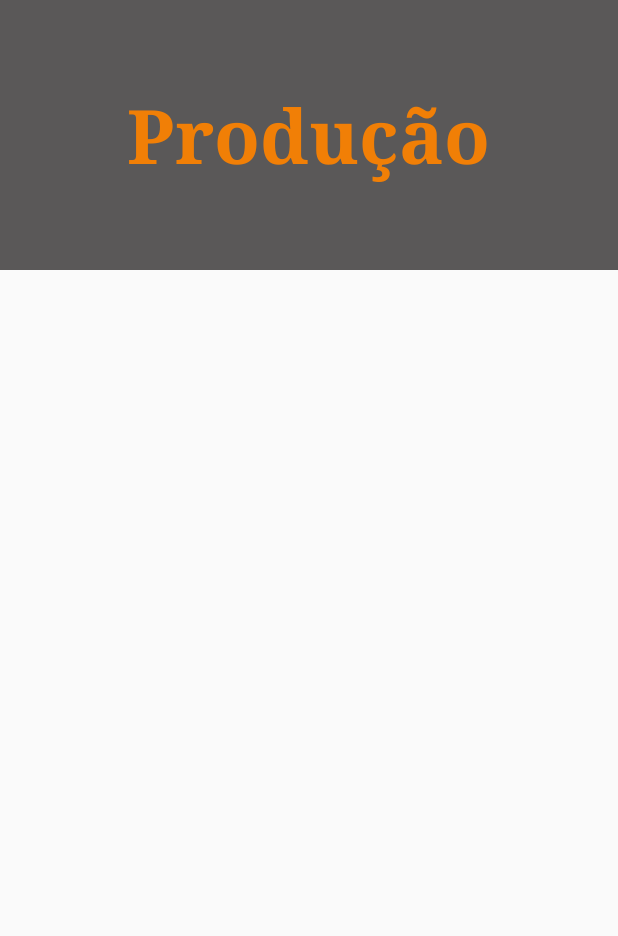
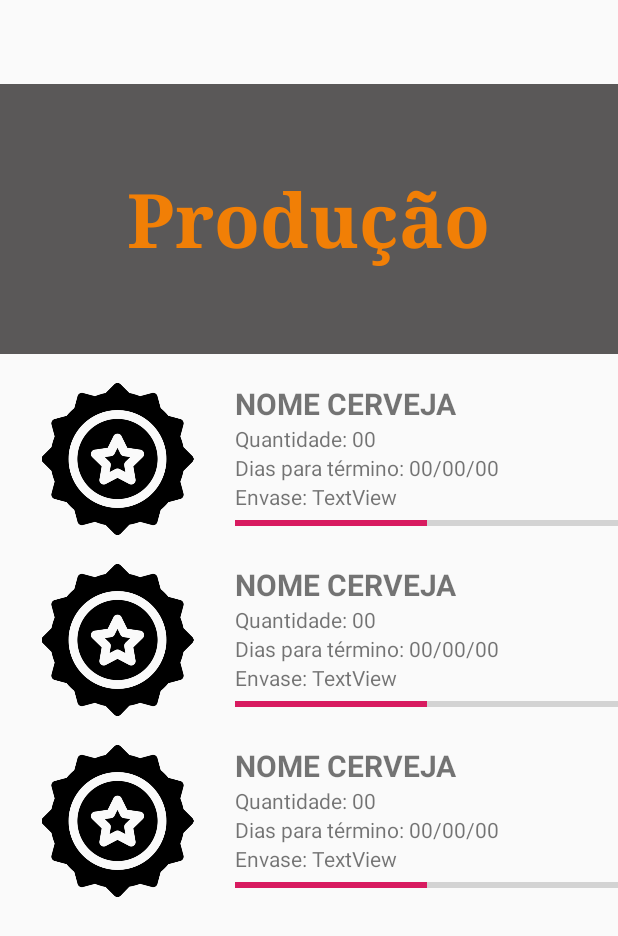
Before and after one commit to felipe-yuri/cevadabeer3, an Android app: the layout activity_production.xml on its own in the app's theme, with its tools: preview values and no code run, on a phone screen of 412 x 824 dp. Shown: the top 936 px of the screen. Run offline under Robolectric (Android 15) with nearby library versions, the phone set to English and light mode, and no system bars; Roboto replaces fonts that are not available here.

Commit message:
Criado recyclerview

```diff
--- a/app/build.gradle
+++ b/app/build.gradle
@@ -32,4 +32,6 @@ dependencies {
     implementation 'com.squareup.retrofit2:converter-gson:2.6.2'
     implementation 'com.google.code.gson:gson:2.8.6'
     implementation 'androidx.legacy:legacy-support-v4:1.0.0'
+
+
 }
--- a/app/src/main/java/com/example/cevadabeer/activities/ProducaoActivity.java
+++ b/app/src/main/java/com/example/cevadabeer/activities/ProducaoActivity.java
@@ -5,11 +5,15 @@ import android.os.Bundle;
 import android.util.Log;
 
 import androidx.appcompat.app.AppCompatActivity;
+import androidx.recyclerview.widget.LinearLayoutManager;
+import androidx.recyclerview.widget.RecyclerView;
 
 import com.example.cevadabeer.R;
+import com.example.cevadabeer.control.MyRecyclerViewAdapter;
 import com.example.cevadabeer.entities.Producao;
 import com.example.cevadabeer.services.RetrofitConfig;
 
+import java.util.ArrayList;
 import java.util.List;
 
 import retrofit2.Call;
@@ -18,13 +22,17 @@ import retrofit2.Response;
 
 public class ProducaoActivity extends AppCompatActivity {
 
+    private ArrayList<Producao> lista = new ArrayList<>();
 
+    //Configurando o gerenciador de layout para ser uma lista
 
     @Override
     protected void onCreate(Bundle savedInstanceState) {
         super.onCreate(savedInstanceState);
         setContentView(R.layout.activity_production);
         carregarListaProducao();
+
+
     }
 
     public void carregarListaProducao() {
@@ -40,7 +48,7 @@ public class ProducaoActivity extends AppCompatActivity {
                 if (!response.isSuccessful()) {
                     Log.e("ProducaoService", "Código: " + response.code());
                 }
-                this.lista = response.body();
+                lista = response.body();
             }
 
             @Override
@@ -48,6 +56,7 @@ public class ProducaoActivity extends AppCompatActivity {
                 Log.e("IngredienteService   ", "Erro ao buscar ingrediente" + t.getMessage());
             }
         });
+    }
 
-    }
+
 }
--- /dev/null
+++ b/app/src/main/java/com/example/cevadabeer/control/MyRecyclerViewAdapter.java
@@ -0,0 +1,86 @@
+package com.example.cevadabeer.control;
+
+import android.content.Context;
+import android.view.LayoutInflater;
+import android.view.View;
+import android.view.ViewGroup;
+import android.widget.TextView;
+
+import androidx.recyclerview.widget.RecyclerView;
+
+import com.example.cevadabeer.R;
+import com.example.cevadabeer.entities.Cerveja;
+import com.example.cevadabeer.entities.Producao;
+
+import java.util.ArrayList;
+import java.util.List;
+
+import retrofit2.Callback;
+
+import static com.example.cevadabeer.R.id.rvListaProducao;
+
+public class MyRecyclerViewAdapter extends RecyclerView.Adapter<MyRecyclerViewAdapter.ViewHolder> {
+
+    private List<String> mData;
+    private LayoutInflater mInflater;
+    private ItemClickListener mClickListener;
+
+    // data is passed into the constructor
+    public MyRecyclerViewAdapter(Callback<List<Producao>> context, Cerveja data) {
+        this.mInflater = LayoutInflater.from((Context) context);
+        this.mData = (List<String>) data;
+    }
+
+    // inflates the row layout from xml when needed
+    @Override
+    public ViewHolder onCreateViewHolder(ViewGroup parent, int viewType) {
+        View view = mInflater.inflate(rvListaProducao, parent, false);
+
+        return new ViewHolder(view);
+    }
+
+    // binds the data to the TextView in each row
+    @Override
+    public void onBindViewHolder(ViewHolder holder, int position) {
+        String animal = mData.get(position);
+        holder.myTextView.setText(animal);
+    }
+
+    // total number of rows
+    @Override
+    public int getItemCount() {
+        return mData.size();
+    }
+
+
+    // stores and recycles views as they are scrolled off screen
+    public class ViewHolder extends RecyclerView.ViewHolder implements View.OnClickListener {
+        TextView myTextView;
+
+        ViewHolder(View itemView) {
+            super(itemView);
+            myTextView = itemView.findViewById(R.id.tvNomeCerveja);
+            itemView.setOnClickListener(this);
+        }
+
+        @Override
+        public void onClick(View view) {
+            if (mClickListener != null) mClickListener.onItemClick(view, getAdapterPosition());
+        }
+    }
+
+    // convenience method for getting data at click position
+    String getItem(int id) {
+        return mData.get(id);
+    }
+
+    // allows clicks events to be caught
+    void setClickListener(ItemClickListener itemClickListener) {
+        this.mClickListener = itemClickListener;
+    }
+
+    // parent activity will implement this method to respond to click events
+    public interface ItemClickListener {
+        void onItemClick(View view, int position);
+    }
+}
--- a/app/src/main/res/layout/activity_production.xml
+++ b/app/src/main/res/layout/activity_production.xml
@@ -6,6 +6,11 @@
     android:layout_height="match_parent"
     android:fitsSystemWindows="true"
     tools:context=".activities.ProducaoActivity">
+
+    <LinearLayout
+        android:layout_width="match_parent"
+        android:layout_height="match_parent"
+        android:orientation="vertical">
 
         <com.google.android.material.appbar.AppBarLayout
             android:id="@+id/app_bar"
@@ -18,8 +23,8 @@
                 android:id="@+id/toolbar_layout"
                 android:layout_width="match_parent"
                 android:layout_height="match_parent"
+                android:background="#5A5858"
                 android:fitsSystemWindows="true"
-            android:background="#5A5858"
                 app:contentScrim="?attr/colorPrimary"
                 app:layout_scrollFlags="scroll|exitUntilCollapsed">
 
@@ -37,8 +42,18 @@
 
 
             </com.google.android.material.appbar.CollapsingToolbarLayout>
+
         </com.google.android.material.appbar.AppBarLayout>
 
 
+            <androidx.recyclerview.widget.RecyclerView
+                android:id="@+id/rvListaProducao"
+                android:layout_width="match_parent"
+                android:layout_height="match_parent"
+                android:scrollbars="vertical"
+                tools:listitem="@layout/lista_producao"/>
+
+    </LinearLayout>
+
 
 </androidx.coordinatorlayout.widget.CoordinatorLayout>
--- /dev/null
+++ b/app/src/main/res/layout/lista_producao.xml
@@ -0,0 +1,108 @@
+<?xml version="1.0" encoding="utf-8"?>
+<LinearLayout xmlns:android="http://schemas.android.com/apk/res/android"
+    xmlns:app="http://schemas.android.com/apk/res-auto"
+    android:layout_width="match_parent"
+    android:layout_height="wrap_content"
+    android:orientation="vertical">
+
+    <TextView
+        android:layout_width="match_parent"
+        android:layout_height="wrap_content" />
+
+    <LinearLayout
+        android:layout_width="match_parent"
+        android:layout_height="wrap_content"
+        android:orientation="horizontal">
+
+        <ImageView
+            android:id="@+id/imageTampa"
+            android:layout_width="50dp"
+            android:layout_height="match_parent"
+            android:layout_weight="1"
+            app:srcCompat="@drawable/ictampapreta" />
+
+        <LinearLayout
+            android:layout_width="wrap_content"
+            android:layout_height="wrap_content"
+            android:layout_weight="1"
+            android:orientation="vertical">
+
+            <TextView
+                android:id="@+id/tvNomeCerveja"
+                android:layout_width="wrap_content"
+                android:layout_height="wrap_content"
+                android:text="Nome Cerveja"
+                android:textAllCaps="true"
+                android:textSize="20dp"
+                android:textStyle="bold" />
+
+            <LinearLayout
+                android:layout_width="match_parent"
+                android:layout_height="match_parent"
+                android:orientation="horizontal">
+
+                <TextView
+                    android:id="@+id/tvQuantidade"
+                    android:layout_width="wrap_content"
+                    android:layout_height="wrap_content"
+                    android:text="Quantidade: " />
+
+                <TextView
+                    android:id="@+id/tvQuantidadeVar"
+                    android:layout_width="4dp"
+                    android:layout_height="wrap_content"
+                    android:layout_weight="1"
+                    android:text="00" />
+
+            </LinearLayout>
+
+            <LinearLayout
+                android:layout_width="match_parent"
+                android:layout_height="match_parent"
+                android:orientation="horizontal">
+
+                <TextView
+                    android:id="@+id/tvDiasTermino"
+                    android:layout_width="wrap_content"
+                    android:layout_height="wrap_content"
+                    android:text="Dias para término: " />
+
+                <TextView
+                    android:id="@+id/tvDiasTerminoVar"
+                    android:layout_width="wrap_content"
+                    android:layout_height="wrap_content"
+                    android:layout_weight="1"
+                    android:text="00/00/00" />
+
+            </LinearLayout>
+
+            <LinearLayout
+                android:layout_width="match_parent"
+                android:layout_height="match_parent"
+                android:orientation="horizontal">
+
+                <TextView
+                    android:id="@+id/tvEnvase"
+                    android:layout_width="wrap_content"
+                    android:layout_height="wrap_content"
+                    android:text="Envase: " />
+
+                <TextView
+                    android:id="@+id/txEnvaseVar"
+                    android:layout_width="wrap_content"
+                    android:layout_height="wrap_content"
+                    android:layout_weight="1"
+                    android:text="TextView" />
+            </LinearLayout>
+
+            <ProgressBar
+                android:id="@+id/barProgressoCerveja"
+                style="?android:attr/progressBarStyleHorizontal"
+                android:layout_width="match_parent"
+                android:layout_height="wrap_content"
+                android:progress="50" />
+        </LinearLayout>
+
+    </LinearLayout>
+
+</LinearLayout>
```
Also changed, not shown: app/src/main/res/drawable/ictampapreta.png (added). Lines whose indentation alone changed are shown as unchanged.
